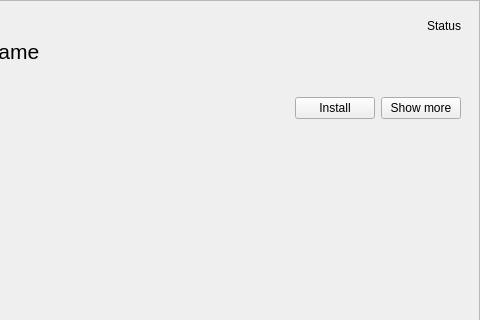
Before: the Qt Designer form src/modrepositoryentrywidget.ui in kriana/SilVerPLuM, drawn with Qt 5; both pictures show x 265 to 745 and y 0 to 320 of the 745 by 533 pixel window.
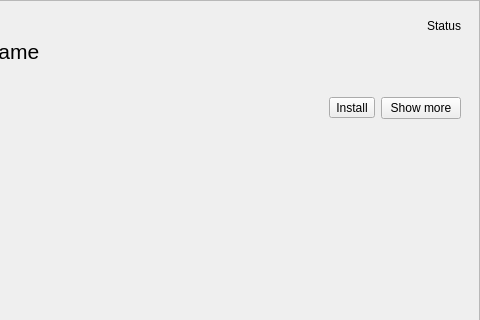
After: the same form once the commit is applied. Icons and pictures are not drawn.

Diff of the .ui file:
```diff
--- a/src/modrepositoryentrywidget.ui
+++ b/src/modrepositoryentrywidget.ui
@@ -161,7 +161,7 @@
            <item>
             <layout class="QHBoxLayout" name="horizontalLayout">
              <item>
-              <widget class="QPushButton" name="btnInstall">
+              <widget class="QToolButton" name="btnInstall">
                <property name="toolTip">
                 <string>Installs/updates this mod.</string>
                </property>
@@ -172,6 +172,12 @@
                 <iconset theme="edit-download">
                  <normaloff>.</normaloff>.</iconset>
                </property>
+               <property name="popupMode">
+                <enum>QToolButton::DelayedPopup</enum>
+               </property>
+               <property name="toolButtonStyle">
+                <enum>Qt::ToolButtonTextBesideIcon</enum>
+               </property>
               </widget>
              </item>
              <item>
```
